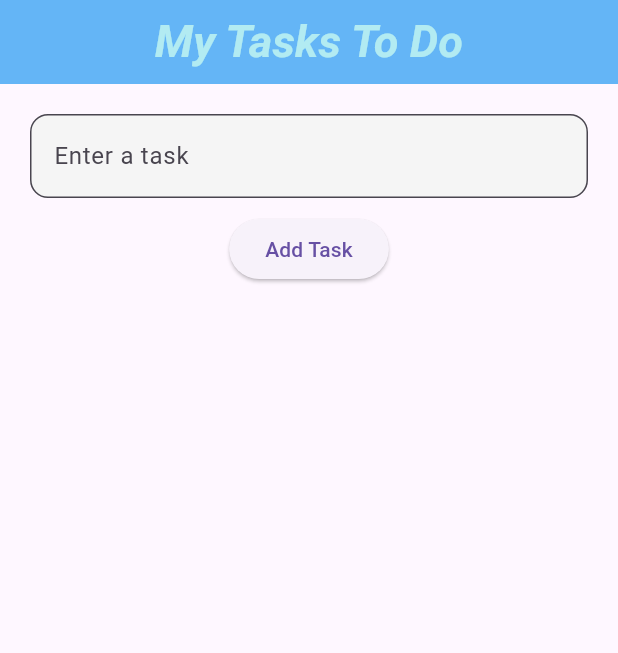
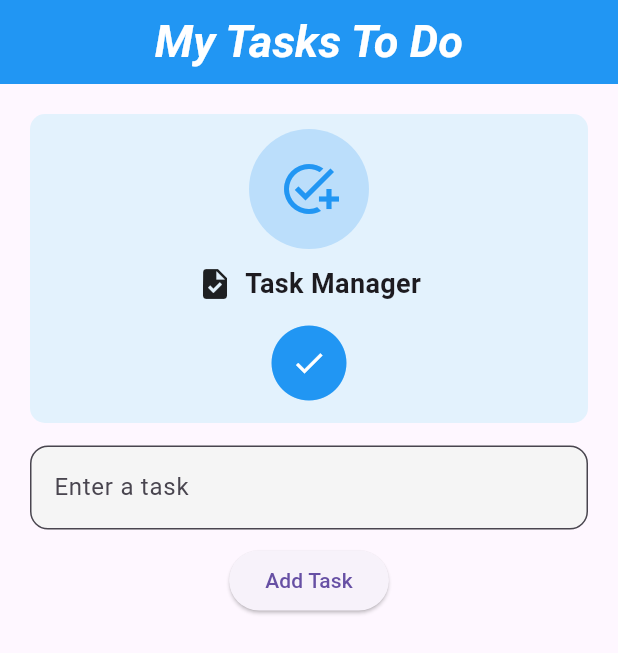
Before and after one commit to maitha-dev/todolist, a Flutter app: the screen it shows after launch, on a phone screen of 412 x 824 dp. Shown: the top 653 px of the screen. Run offline on Flutter 3.47's test engine with Material 3 defaults, Android fonts, the phone set to English and light mode, and no system bars; our stand-ins replace sqflite; accounts and stored records are empty.

Commit message:
task1 added

```diff
--- a/lib/main.dart
+++ b/lib/main.dart
@@ -2,9 +2,7 @@ import 'package:flutter/material.dart';
 import 'database_helper.dart';
 
 void main() {
-  runApp(
-    const MyApp(),
-  );
+  runApp(const MyApp());
 }
 
 class MyApp extends StatelessWidget {
@@ -37,7 +35,6 @@ class _TodoPageState extends State<TodoPage> {
     _refreshTasks();
   }
 
-  // Load tasks from database
   void _refreshTasks() async {
     final data = await dbHelper.getTasks();
     setState(() {
@@ -51,7 +48,6 @@ class _TodoPageState extends State<TodoPage> {
     });
   }
 
-  // Add task to database
   void _addTask() async {
     if (taskController.text.isEmpty) return;
 
@@ -64,18 +60,18 @@ class _TodoPageState extends State<TodoPage> {
     _refreshTasks();
   }
 
-  // Update task status in database
   void _toggleTask(int index) async {
     final task = tasks[index];
+
     await dbHelper.updateTask({
       "id": task["id"],
       "title": task["title"],
       "done": task["done"] ? 0 : 1,
     });
+
     _refreshTasks();
   }
 
-  // Delete task from database
   void _deleteTask(int id) async {
     await dbHelper.deleteTask(id);
     _refreshTasks();
@@ -94,13 +90,86 @@ class _TodoPageState extends State<TodoPage> {
           ),
         ),
         centerTitle: true,
-        backgroundColor: Colors.blue[300],
-        foregroundColor: Colors.cyan[100],
+        backgroundColor: Colors.blue,
+        foregroundColor: Colors.white,
       ),
+
       body: Padding(
         padding: const EdgeInsets.all(20),
         child: Column(
           children: [
+
+            // CORE WIDGETS
+            Container(
+              padding: const EdgeInsets.all(10),
+              margin: const EdgeInsets.only(bottom: 15),
+              decoration: BoxDecoration(
+                color: Colors.blue.shade50,
+                borderRadius: BorderRadius.circular(10),
+              ),
+              child: Column(
+                children: [
+
+                  // Container WIDGETS
+                  Container(
+                    height: 80,
+                    width: 80,
+                    decoration: BoxDecoration(
+                      color: Colors.blue.shade100,
+                      shape: BoxShape.circle,
+                    ),
+                    child: const Icon(
+                      Icons.add_task,
+                      size: 40,
+                      color: Colors.blue,
+                    ),
+                  ),
+
+                  const SizedBox(height: 10),
+
+                  // Row widget
+                  const Row(
+                    mainAxisAlignment: MainAxisAlignment.center,
+                    children: [
+                      Icon(Icons.task),
+                      SizedBox(width: 8),
+                      Text(
+                        "Task Manager",
+                        style: TextStyle(
+                          fontSize: 18,
+                          fontWeight: FontWeight.bold,
+                        ),
+                      ),
+                    ],
+                  ),
+
+                  const SizedBox(height: 10),
+
+                  // Stack widget
+                  SizedBox(
+                    width: 60,
+                    height: 60,
+                    child: Stack(
+                      children: const [
+                        Icon(
+                          Icons.circle,
+                          size: 60,
+                          color: Colors.blue,
+                        ),
+                        Center(
+                          child: Icon(
+                            Icons.check,
+                            color: Colors.white,
+                          ),
+                        ),
+                      ],
+                    ),
+                  ),
+                ],
+              ),
+            ),
+
+            // TextField
             TextField(
               controller: taskController,
               decoration: InputDecoration(
@@ -112,12 +181,16 @@ class _TodoPageState extends State<TodoPage> {
                 fillColor: Colors.grey[100],
               ),
             ),
+
             const SizedBox(height: 10),
+
             ElevatedButton(
               onPressed: _addTask,
               child: const Text("Add Task"),
             ),
+
             const SizedBox(height: 20),
+
             Expanded(
               child: ListView.builder(
                 itemCount: tasks.length,
@@ -127,21 +200,20 @@ class _TodoPageState extends State<TodoPage> {
                     child: ListTile(
                       leading: Checkbox(
                         value: tasks[index]["done"],
-                        activeColor: Colors.green,
                         onChanged: (value) {
                           _toggleTask(index);
                         },
+                        activeColor: Colors.green,
                       ),
                       title: Text(
                         tasks[index]["title"],
                         style: TextStyle(
-                          fontWeight: FontWeight.w500,
                           decoration: tasks[index]["done"]
                               ? TextDecoration.lineThrough
                               : TextDecoration.none,
                           color: tasks[index]["done"]
                               ? Colors.grey
-                                             : Colors.black,
+                              : Colors.black,
                         ),
                       ),
                       trailing: IconButton(
```
Also changed, not shown: 2 other files.
